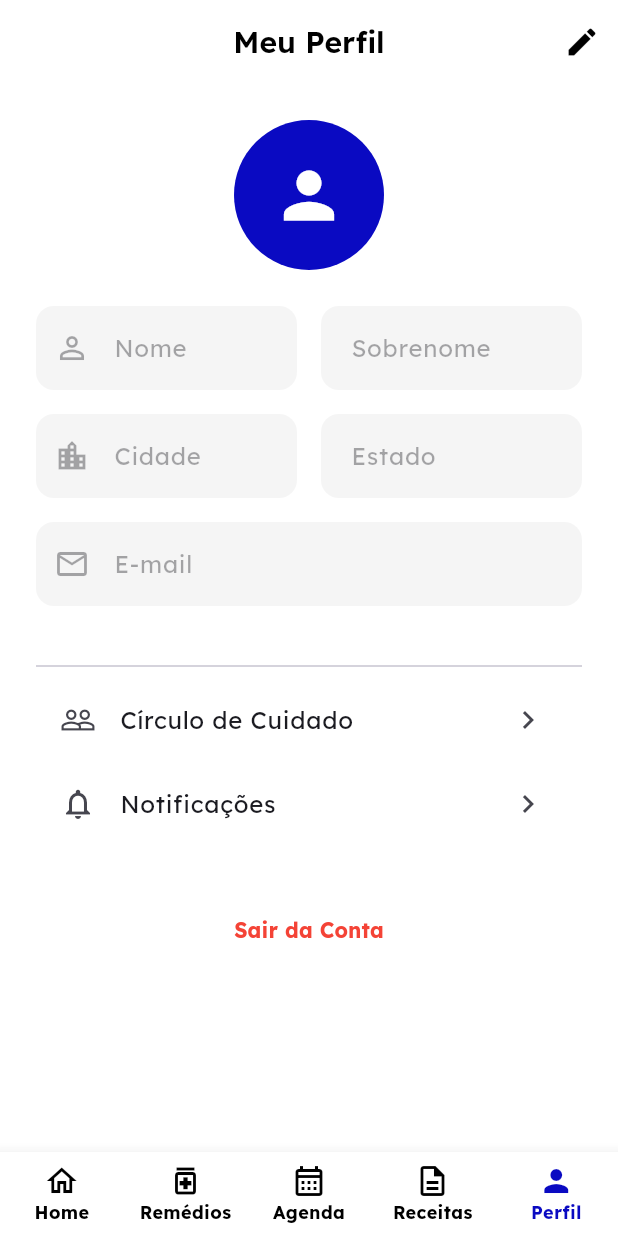
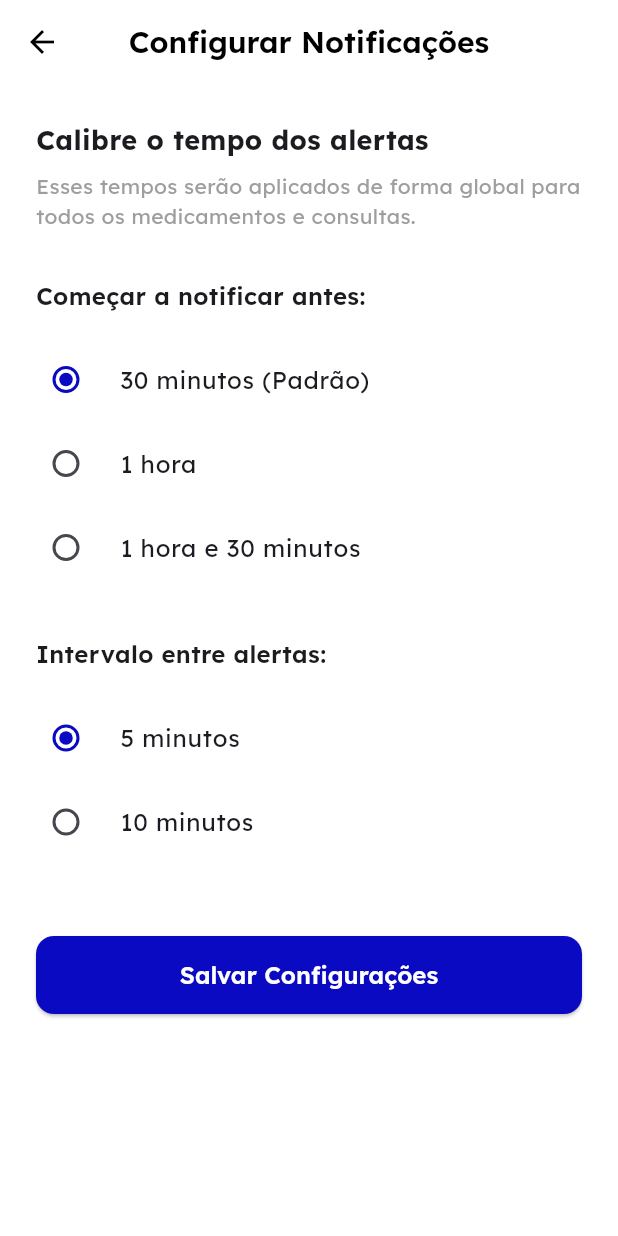
Before and after one commit to zeroumbit/minha-saude, a Flutter app: the ProfileScreen screen opened by its route, after a tap on "Notificações", on a phone screen of 412 x 824 dp. Run offline on Flutter 3.47's test engine with Material 3 defaults, Android fonts, the phone set to English and light mode, and no system bars; our stand-ins replace go_router, google_fonts, image_picker, supabase_flutter; accounts and stored records are empty; network calls fail.

Commit message:
feat: Implementa configurações globais de notificação

```diff
--- a/minha_saude/lib/core/router.dart
+++ b/minha_saude/lib/core/router.dart
@@ -12,6 +12,7 @@ import 'package:minha_saude/ui/appointments/appointments_screen.dart';
 import 'package:minha_saude/ui/appointments/add_appointment_screen.dart';
 import 'package:minha_saude/ui/profile/profile_screen.dart';
 import 'package:minha_saude/ui/profile/care_circle_screen.dart';
+import 'package:minha_saude/ui/profile/notification_settings_screen.dart';
 import 'package:minha_saude/ui/shell/main_shell.dart';
 import 'package:minha_saude/data/models/medication_model.dart';
 import 'package:supabase_flutter/supabase_flutter.dart';
@@ -127,6 +128,10 @@ final GoRouter router = GoRouter(
       path: '/care-circle',
       builder: (context, state) => const CareCircleScreen(),
     ),
+    GoRoute(
+      path: '/notification-settings',
+      builder: (context, state) => const NotificationSettingsScreen(),
+    ),
   ],
   redirect: (context, state) {
     final session = Supabase.instance.client.auth.currentSession;
--- a/minha_saude/lib/data/models/user_model.dart
+++ b/minha_saude/lib/data/models/user_model.dart
@@ -6,6 +6,8 @@ class UserProfile {
   final String? state;
   final String? city;
   final String? photoUrl;
+  final int notificationLeadTimeMinutes;
+  final int notificationIntervalMinutes;
 
   UserProfile({
     required this.id,
@@ -15,6 +17,8 @@ class UserProfile {
     this.state,
     this.city,
     this.photoUrl,
+    this.notificationLeadTimeMinutes = 30, // Default 30 min
+    this.notificationIntervalMinutes = 5, // Default 5 min
   });
 
   String get fullName => '${firstName ?? ''} ${lastName ?? ''}'.trim();
@@ -28,6 +32,8 @@ class UserProfile {
       state: json['state'],
       city: json['city'],
       photoUrl: json['photo_url'],
+      notificationLeadTimeMinutes: json['notification_lead_time_minutes'] ?? 30,
+      notificationIntervalMinutes: json['notification_interval_minutes'] ?? 5,
     );
   }
 
@@ -40,6 +46,8 @@ class UserProfile {
       'state': state,
       'city': city,
       'photo_url': photoUrl,
+      'notification_lead_time_minutes': notificationLeadTimeMinutes,
+      'notification_interval_minutes': notificationIntervalMinutes,
     };
   }
 }
--- /dev/null
+++ b/minha_saude/lib/data/services/notification_scheduler.dart
@@ -0,0 +1,93 @@
+import 'package:flutter/material.dart';
+import 'package:minha_saude/data/models/user_model.dart';
+import 'package:minha_saude/data/models/medication_model.dart';
+import 'package:minha_saude/data/models/appointment_model.dart';
+
+class NotificationScheduler {
+  // Simulação de agendamento (substituir por flutter_local_notifications)
+  static void scheduleMedicationNotifications(
+      Medication medication, UserProfile userProfile) {
+    // Lógica de cálculo baseada nas preferências do usuário
+    final leadTime = Duration(minutes: userProfile.notificationLeadTimeMinutes);
+    final interval = Duration(minutes: userProfile.notificationIntervalMinutes);
+
+    // Exemplo: Próxima dose (assumindo lógica simples de horário)
+    // Na prática, você iteraria sobre os horários do medicamento
+    // Para simplificação neste exemplo, vamos pegar "agora + 2 horas" como exemplo de horário do medicamento
+    // ou pegar o horário real se disponível no modelo.
+    // O modelo Medication tem 'time' (String HH:mm) e frequency.
+
+    final now = DateTime.now();
+    // Parse do horário do medicamento (ex: "08:00")
+    // Se o medicamento tem múltiplos horários, iterar sobre eles.
+
+    // Este é um stub para demonstrar a lógica solicitada:
+    debugPrint('--- Agendando Notificações para ${medication.name} ---');
+    debugPrint('Configuração Global:');
+    debugPrint('  Antecedência (leadTime): ${leadTime.inMinutes} min');
+    debugPrint('  Intervalo (interval): ${interval.inMinutes} min');
+    debugPrint('  Horário de referência (now): $now');
+
+    // Supondo que a próxima dose seja às 14:00 e agora são 10:00
+    // O sistema deve agendar:
+    // 13:30 (14:00 - 30min)
+    // 13:35
+    // 13:40
+    // ...
+    // 14:00
+
+    // Código real de agendamento entraria aqui.
+  }
+
+  static void scheduleAppointmentNotifications(
+      Appointment appointment, UserProfile userProfile) {
+    debugPrint(
+        '--- Agendando Notificações para Consulta: ${appointment.doctorName} ---');
+    // Mesma lógica de leadTime e interval.
+    final leadTime = Duration(minutes: userProfile.notificationLeadTimeMinutes);
+    final interval = Duration(minutes: userProfile.notificationIntervalMinutes);
+    debugPrint('  Antecedência: ${leadTime.inMinutes} min');
+    debugPrint('  Intervalo: ${interval.inMinutes} min');
+  }
+
+  // Método para re-agendar todas as medicações
+  static void rescheduleAllMedications(
+      List<Medication> medications, UserProfile userProfile) {
+    debugPrint(
+        '--- Re-agendando TODAS as medicações com novas configurações ---');
+    debugPrint(
+        'Nova Antecedência: ${userProfile.notificationLeadTimeMinutes} min');
+    debugPrint(
+        'Novo Intervalo: ${userProfile.notificationIntervalMinutes} min');
+
+    for (var medication in medications) {
+      scheduleMedicationNotifications(medication, userProfile);
+    }
+  }
+
+  // Método para re-agendar todas as consultas
+  static void rescheduleAllAppointments(
+      List<Appointment> appointments, UserProfile userProfile) {
+    debugPrint(
+        '--- Re-agendando TODAS as consultas com novas configurações ---');
+    debugPrint(
+        'Nova Antecedência: ${userProfile.notificationLeadTimeMinutes} min');
+    debugPrint(
+        'Novo Intervalo: ${userProfile.notificationIntervalMinutes} min');
+
+    for (var appointment in appointments) {
+      scheduleAppointmentNotifications(appointment, userProfile);
+    }
+  }
+
+  // Método para re-agendar tudo quando as configurações mudam
+  static void rescheduleAll(UserProfile userProfile) {
+    debugPrint(
+        '--- Re-agendando TODAS as notificações com novas configurações ---');
+    debugPrint(
+        'Nova Antecedência: ${userProfile.notificationLeadTimeMinutes} min');
+    debugPrint(
+        'Novo Intervalo: ${userProfile.notificationIntervalMinutes} min');
+    // Buscar todos os medicamentos e consultas e chamar os métodos schedule...
+  }
+}
--- a/minha_saude/lib/data/services/profile_service.dart
+++ b/minha_saude/lib/data/services/profile_service.dart
@@ -20,6 +20,8 @@ class ProfileService {
     String? lastName,
     String? state,
     String? city,
+    int? notificationLeadTimeMinutes,
+    int? notificationIntervalMinutes,
   }) async {
     final user = _supabase.auth.currentUser;
     if (user == null) return;
@@ -29,6 +31,10 @@ class ProfileService {
       if (lastName != null) 'last_name': lastName,
       if (state != null) 'state': state,
       if (city != null) 'city': city,
+      if (notificationLeadTimeMinutes != null)
+        'notification_lead_time_minutes': notificationLeadTimeMinutes,
+      if (notificationIntervalMinutes != null)
+        'notification_interval_minutes': notificationIntervalMinutes,
       'updated_at': DateTime.now().toIso8601String(),
     };
 
--- /dev/null
+++ b/minha_saude/lib/ui/profile/notification_settings_screen.dart
@@ -0,0 +1,163 @@
+import 'package:flutter/material.dart';
+import 'package:provider/provider.dart';
+import 'package:minha_saude/data/services/profile_provider.dart';
+import 'package:minha_saude/data/services/medication_provider.dart';
+import 'package:minha_saude/data/services/appointment_provider.dart';
+import 'package:minha_saude/data/services/notification_scheduler.dart';
+
+class NotificationSettingsScreen extends StatefulWidget {
+  const NotificationSettingsScreen({super.key});
+
+  @override
+  State<NotificationSettingsScreen> createState() =>
+      _NotificationSettingsScreenState();
+}
+
+class _NotificationSettingsScreenState
+    extends State<NotificationSettingsScreen> {
+  int _selectedLeadTime = 30;
+  int _selectedInterval = 5;
+  bool _isLoading = false;
+
+  @override
+  void initState() {
+    super.initState();
+    _loadCurrentSettings();
+  }
+
+  void _loadCurrentSettings() {
+    final profile = context.read<ProfileProvider>().profile;
+    if (profile != null) {
+      setState(() {
+        _selectedLeadTime = profile.notificationLeadTimeMinutes;
+        _selectedInterval = profile.notificationIntervalMinutes;
+      });
+    }
+  }
+
+  Future<void> _saveSettings() async {
+    setState(() => _isLoading = true);
+    try {
+      await context.read<ProfileProvider>().updateProfile(
+            notificationLeadTimeMinutes: _selectedLeadTime,
+            notificationIntervalMinutes: _selectedInterval,
+          );
+
+      // Re-agendar notificações
+      if (mounted) {
+        final profile = context.read<ProfileProvider>().profile;
+        if (profile != null) {
+          final medications = context.read<MedicationProvider>().medications;
+          final appointments = context.read<AppointmentProvider>().appointments;
+
+          NotificationScheduler.rescheduleAllMedications(medications, profile);
+          NotificationScheduler.rescheduleAllAppointments(
+              appointments, profile);
+        }
+      }
+
+      if (mounted) {
+        ScaffoldMessenger.of(context).showSnackBar(
+          const SnackBar(content: Text('Configurações de notificação salvas!')),
+        );
+        Navigator.of(context).pop();
+      }
+    } catch (e) {
+      if (mounted) {
+        ScaffoldMessenger.of(context).showSnackBar(
+          SnackBar(
+              content: Text('Erro ao salvar configurações: $e'),
+              backgroundColor: Colors.red),
+        );
+      }
+    } finally {
+      if (mounted) {
+        setState(() => _isLoading = false);
+      }
+    }
+  }
+
+  @override
+  Widget build(BuildContext context) {
+    return Scaffold(
+      appBar: AppBar(
+        title: const Text('Configurar Notificações'),
+      ),
+      body: _isLoading
+          ? const Center(child: CircularProgressIndicator())
+          : SingleChildScrollView(
+              padding: const EdgeInsets.all(24),
+              child: Column(
+                crossAxisAlignment: CrossAxisAlignment.start,
+                children: [
+                  const Text(
+                    'Calibre o tempo dos alertas',
+                    style: TextStyle(fontSize: 18, fontWeight: FontWeight.bold),
+                  ),
+                  const SizedBox(height: 8),
+                  const Text(
+                    'Esses tempos serão aplicados de forma global para todos os medicamentos e consultas.',
+                    style: TextStyle(color: Colors.grey),
+                  ),
+                  const SizedBox(height: 32),
+                  const Text(
+                    'Começar a notificar antes:',
+                    style: TextStyle(fontWeight: FontWeight.w600, fontSize: 16),
+                  ),
+                  const SizedBox(height: 16),
+                  _buildLeadTimeOption(30, '30 minutos (Padrão)'),
+                  _buildLeadTimeOption(60, '1 hora'),
+                  _buildLeadTimeOption(90, '1 hora e 30 minutos'),
+                  const SizedBox(height: 32),
+                  const Text(
+                    'Intervalo entre alertas:',
+                    style: TextStyle(fontWeight: FontWeight.w600, fontSize: 16),
+                  ),
+                  const SizedBox(height: 16),
+                  _buildIntervalOption(5, '5 minutos'),
+                  _buildIntervalOption(10, '10 minutos'),
+                  const SizedBox(height: 48),
+                  SizedBox(
+                    width: double.infinity,
+                    child: ElevatedButton(
+                      onPressed: _saveSettings,
+                      style: ElevatedButton.styleFrom(
+                        padding: const EdgeInsets.symmetric(vertical: 16),
+                        backgroundColor: const Color(0xFF0A0AC2),
+                        foregroundColor: Colors.white,
+                      ),
+                      child: const Text('Salvar Configurações'),
+                    ),
+                  ),
+                ],
+              ),
+            ),
+    );
+  }
+
+  Widget _buildLeadTimeOption(int value, String label) {
+    return RadioListTile<int>(
+      title: Text(label),
+      value: value,
+      groupValue: _selectedLeadTime,
+      onChanged: (val) {
+        if (val != null) setState(() => _selectedLeadTime = val);
+      },
+      contentPadding: EdgeInsets.zero,
+      activeColor: const Color(0xFF0A0AC2),
+    );
+  }
+
+  Widget _buildIntervalOption(int value, String label) {
+    return RadioListTile<int>(
+      title: Text(label),
+      value: value,
+      groupValue: _selectedInterval,
+      onChanged: (val) {
+        if (val != null) setState(() => _selectedInterval = val);
+      },
+      contentPadding: EdgeInsets.zero,
+      activeColor: const Color(0xFF0A0AC2),
+    );
+  }
+}
--- a/minha_saude/lib/ui/profile/profile_screen.dart
+++ b/minha_saude/lib/ui/profile/profile_screen.dart
@@ -170,7 +170,7 @@ class _ProfileScreenState extends State<ProfileScreen> {
                   leading: const Icon(Icons.notifications_outlined),
                   title: const Text('Notificações'),
                   trailing: const Icon(Icons.chevron_right),
-                  onTap: () {},
+                  onTap: () => context.push('/notification-settings'),
                 ),
                 const SizedBox(height: 32),
                 TextButton(
```
Also changed, not shown: minha_saude/lib/data/services/profile_provider.dart (+8 -0 lines), 1 other file.
